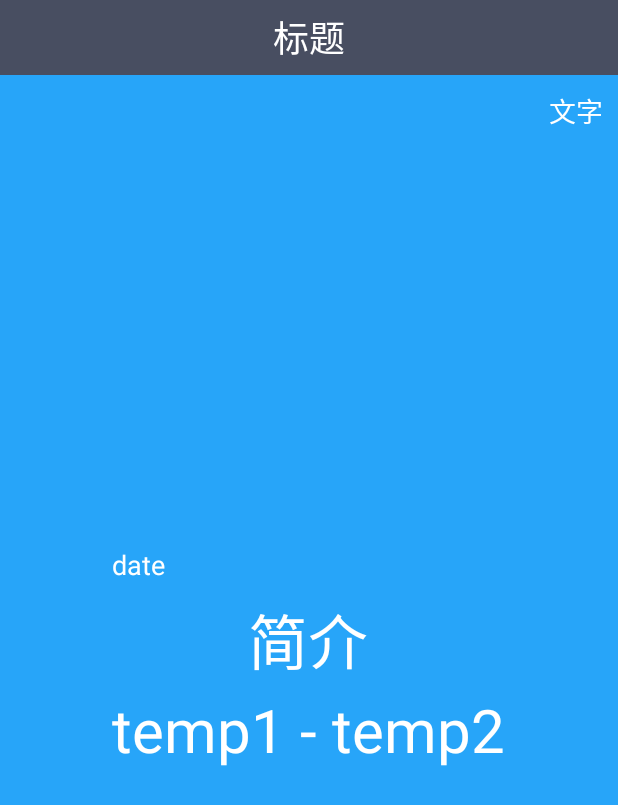
After one commit to shengleyi/littleDemo, an Android app: the layout activity_weather.xml on its own in the app's theme, with its tools: preview values and no code run, on a phone screen of 412 x 824 dp. The commit adds this screen. Shown: the top 805 px of the screen. Run offline under Robolectric (Android 15) with nearby library versions, the phone set to English and light mode, and no system bars.

Commit message:
天气信息显示

```diff
--- a/app/src/main/java/com/example/gojie/coolweather/MainActivity.java
+++ b/app/src/main/java/com/example/gojie/coolweather/MainActivity.java
@@ -1,7 +1,8 @@
 package com.example.gojie.coolweather;
 
+
+import android.os.Bundle;
 import android.support.v7.app.AppCompatActivity;
-import android.os.Bundle;
 
 public class MainActivity extends AppCompatActivity {
 
--- /dev/null
+++ b/app/src/main/res/layout/activity_weather.xml
@@ -0,0 +1,112 @@
+<?xml version="1.0" encoding="utf-8"?>
+<LinearLayout xmlns:android="http://schemas.android.com/apk/res/android"
+    android:orientation="vertical"
+    android:layout_width="match_parent"
+    android:layout_height="match_parent">
+
+    <RelativeLayout
+        android:layout_width="match_parent"
+        android:layout_height="50dp"
+        android:background="#484e61">
+
+        <TextView
+            android:id="@+id/city_name"
+            android:layout_width="wrap_content"
+            android:layout_height="wrap_content"
+            android:layout_centerInParent="true"
+            android:textColor="#fff"
+            android:textSize="24sp"
+            android:text="标题"/>
+
+    </RelativeLayout>
+
+    <RelativeLayout
+        android:layout_width="match_parent"
+        android:layout_height="0dp"
+        android:layout_weight="1"
+        android:background="#27a5f9">
+
+        <TextView
+            android:id="@+id/publish_text"
+            android:layout_width="wrap_content"
+            android:layout_height="wrap_content"
+            android:layout_alignParentRight="true"
+            android:layout_marginRight="10dp"
+            android:layout_marginTop="10dp"
+            android:textColor="#fff"
+            android:textSize="18sp"
+            android:text="文字"/>
+
+        <LinearLayout
+            android:id="@+id/weather_info_layout"
+            android:layout_width="wrap_content"
+            android:layout_height="wrap_content"
+            android:layout_centerInParent="true"
+            android:orientation="vertical">
+
+
+            <TextView
+                android:id="@+id/current_date"
+                android:layout_width="wrap_content"
+                android:layout_height="40dp"
+                android:gravity="center"
+                android:textColor="#fff"
+                android:textSize="18sp"
+                android:text="date"/>
+
+            <TextView
+                android:id="@+id/weather_desp"
+                android:layout_width="wrap_content"
+                android:layout_height="60dp"
+                android:layout_gravity="center_horizontal"
+                android:gravity="center"
+                android:textColor="#fff"
+                android:textSize="40sp"
+                android:text="简介"/>
+
+            <LinearLayout
+                android:layout_width="wrap_content"
+                android:layout_height="60dp"
+                android:layout_gravity="center_horizontal"
+                android:orientation="horizontal">
+
+                <TextView
+                    android:id="@+id/temp1"
+                    android:layout_width="wrap_content"
+                    android:layout_height="wrap_content"
+                    android:layout_gravity="center_vertical"
+                    android:textColor="#fff"
+                    android:textSize="40sp"
+                    android:text="temp1"/>
+
+
+                <TextView
+                    android:layout_width="wrap_content"
+                    android:layout_height="wrap_content"
+                    android:layout_gravity="center_vertical"
+                    android:textColor="#fff"
+                    android:textSize="40sp"
+                    android:text="-"
+                    android:layout_marginLeft="10dp"
+                    android:layout_marginRight="10dp"/>
+
+
+                <TextView
+                    android:id="@+id/temp2"
+                    android:layout_width="wrap_content"
+                    android:layout_height="wrap_content"
+                    android:layout_gravity="center_vertical"
+                    android:textColor="#fff"
+                    android:textSize="40sp"
+                    android:text="temp2"/>
+            </LinearLayout>
+
+
+
+        </LinearLayout>
+
+
+
+    </RelativeLayout>
+
+</LinearLayout>
```
Also changed, not shown: app/src/main/AndroidManifest.xml (+8 -0 lines), app/src/main/java/com/example/gojie/coolweather/activity/ChooseAreaActivity.java (+16 -0 lines), app/src/main/java/com/example/gojie/coolweather/activity/WeatherActivity.java (added, +143 -0 lines), app/src/main/java/com/example/gojie/coolweather/utils/Utility.java (+46 -0 lines).
